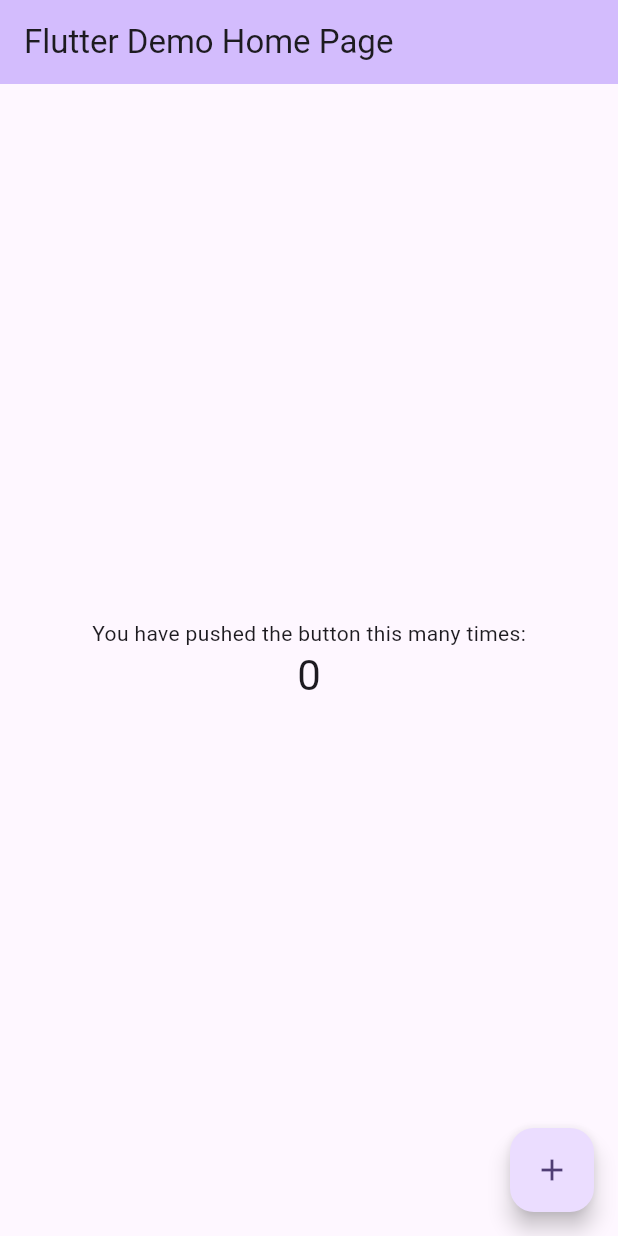
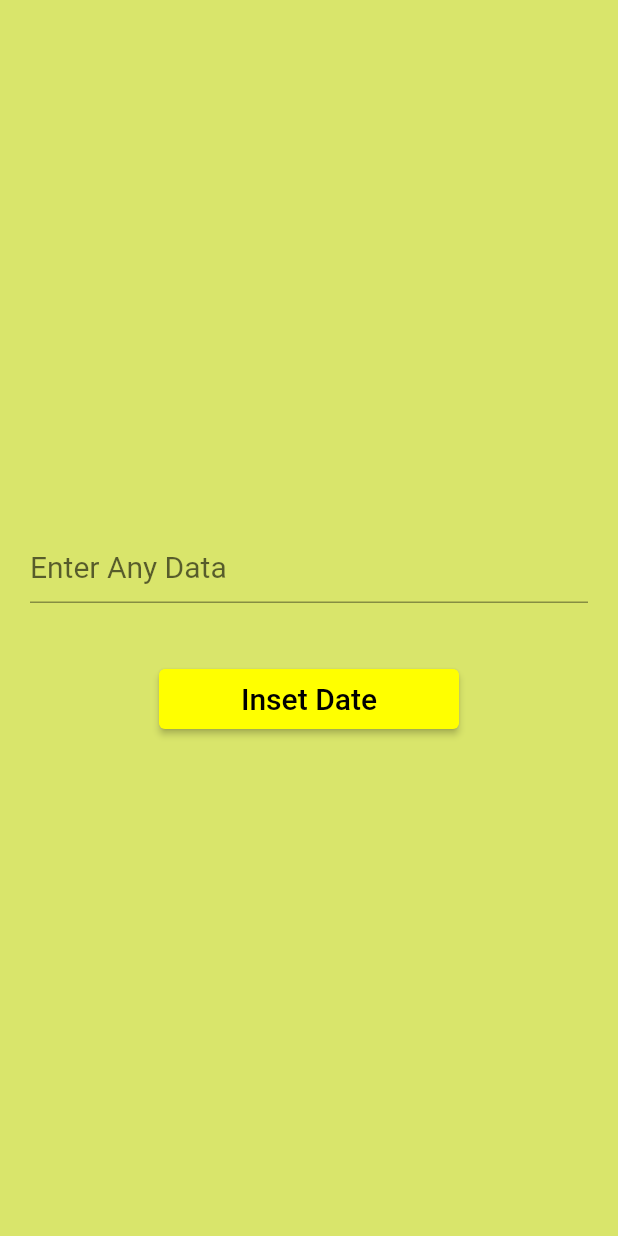
Before and after one commit to Roshan-Barkane/firebase_learn, a Flutter app: the screen it shows after launch, on a phone screen of 412 x 824 dp. Run offline on Flutter 3.47's test engine with Material 2 defaults, Android fonts, the phone set to English and light mode, and no system bars; our stand-ins replace firebase_core; accounts and stored records are empty.

Commit message:
create simple UI

```diff
--- /dev/null
+++ b/lib/inset_data.dart
@@ -0,0 +1,47 @@
+import 'package:flutter/material.dart';
+
+class Inset_Data extends StatefulWidget {
+  const Inset_Data({super.key});
+
+  @override
+  State<Inset_Data> createState() => _Inset_DataState();
+}
+
+class _Inset_DataState extends State<Inset_Data> {
+  @override
+  Widget build(BuildContext context) {
+    return Scaffold(
+      backgroundColor: Color.fromARGB(255, 217, 229, 107),
+      body: Center(
+        child: Column(
+          mainAxisAlignment: MainAxisAlignment.center,
+          children: [
+            const Padding(
+              padding: EdgeInsets.all(20.0),
+              child: TextField(
+                decoration: InputDecoration(
+                    hintText: "Enter Any Data",
+                    hintStyle: TextStyle(
+                      fontSize: 20,
+                    )),
+              ),
+            ),
+            const SizedBox(
+              height: 20.0,
+            ),
+            ElevatedButton(
+              onPressed: () {},
+              style: ElevatedButton.styleFrom(
+                  backgroundColor: Colors.yellowAccent,
+                  minimumSize: const Size(200, 40)),
+              child: const Text(
+                "Inset Date",
+                style: TextStyle(color: Colors.black, fontSize: 20),
+              ),
+            )
+          ],
+        ),
+      ),
+    );
+  }
+}
--- a/lib/main.dart
+++ b/lib/main.dart
@@ -1,4 +1,5 @@
 import 'package:demefirebase/firebase_options.dart';
+import 'package:demefirebase/inset_data.dart';
 import 'package:firebase_core/firebase_core.dart';
 import 'package:flutter/material.dart';
 
@@ -16,116 +17,8 @@ class MyApp extends StatelessWidget {
   // This widget is the root of your application.
   @override
   Widget build(BuildContext context) {
-    return MaterialApp(
-      title: 'Flutter Demo',
-      theme: ThemeData(
-        // This is the theme of your application.
-        //
-        // TRY THIS: Try running your application with "flutter run". You'll see
-        // the application has a blue toolbar. Then, without quitting the app,
-        // try changing the seedColor in the colorScheme below to Colors.green
-        // and then invoke "hot reload" (save your changes or press the "hot
-        // reload" button in a Flutter-supported IDE, or press "r" if you used
-        // the command line to start the app).
-        //
-        // Notice that the counter didn't reset back to zero; the application
-        // state is not lost during the reload. To reset the state, use hot
-        // restart instead.
-        //
-        // This works for code too, not just values: Most code changes can be
-        // tested with just a hot reload.
-        colorScheme: ColorScheme.fromSeed(seedColor: Colors.deepPurple),
-        useMaterial3: true,
-      ),
-      home: const MyHomePage(title: 'Flutter Demo Home Page'),
+    return const MaterialApp(
+      home: Inset_Data(),
     );
   }
 }
-
-class MyHomePage extends StatefulWidget {
-  const MyHomePage({super.key, required this.title});
-
-  // This widget is the home page of your application. It is stateful, meaning
-  // that it has a State object (defined below) that contains fields that affect
-  // how it looks.
-
-  // This class is the configuration for the state. It holds the values (in this
-  // case the title) provided by the parent (in this case the App widget) and
-  // used by the build method of the State. Fields in a Widget subclass are
-  // always marked "final".
-
-  final String title;
-
-  @override
-  State<MyHomePage> createState() => _MyHomePageState();
-}
-
-class _MyHomePageState extends State<MyHomePage> {
-  int _counter = 0;
-
-  void _incrementCounter() {
-    setState(() {
-      // This call to setState tells the Flutter framework that something has
-      // changed in this State, which causes it to rerun the build method below
-      // so that the display can reflect the updated values. If we changed
-      // _counter without calling setState(), then the build method would not be
-      // called again, and so nothing would appear to happen.
-      _counter++;
-    });
-  }
-
-  @override
-  Widget build(BuildContext context) {
-    // This method is rerun every time setState is called, for instance as done
-    // by the _incrementCounter method above.
-    //
-    // The Flutter framework has been optimized to make rerunning build methods
-    // fast, so that you can just rebuild anything that needs updating rather
-    // than having to individually change instances of widgets.
-    return Scaffold(
-      appBar: AppBar(
-        // TRY THIS: Try changing the color here to a specific color (to
-        // Colors.amber, perhaps?) and trigger a hot reload to see the AppBar
-        // change color while the other colors stay the same.
-        backgroundColor: Theme.of(context).colorScheme.inversePrimary,
-        // Here we take the value from the MyHomePage object that was created by
-        // the App.build method, and use it to set our appbar title.
-        title: Text(widget.title),
-      ),
-      body: Center(
-        // Center is a layout widget. It takes a single child and positions it
-        // in the middle of the parent.
-        child: Column(
-          // Column is also a layout widget. It takes a list of children and
-          // arranges them vertically. By default, it sizes itself to fit its
-          // children horizontally, and tries to be as tall as its parent.
-          //
-          // Column has various properties to control how it sizes itself and
-          // how it positions its children. Here we use mainAxisAlignment to
-          // center the children vertically; the main axis here is the vertical
-          // axis because Columns are vertical (the cross axis would be
-          // horizontal).
-          //
-          // TRY THIS: Invoke "debug painting" (choose the "Toggle Debug Paint"
-          // action in the IDE, or press "p" in the console), to see the
-          // wireframe for each widget.
-          mainAxisAlignment: MainAxisAlignment.center,
-          children: <Widget>[
-            const Text(
-              'You have pushed the button this many times:',
-            ),
-            Text(
-              '$_counter',
-              style: Theme.of(context).textTheme.headlineMedium,
-            ),
-          ],
-        ),
-      ),
-      floatingActionButton: FloatingActionButton(
-        onPressed: _incrementCounter,
-        tooltip: 'Increment',
-        child: const Icon(Icons.add),
-      ), // This trailing comma makes auto-formatting nicer for build methods.
-    );
-  }
-}
```
